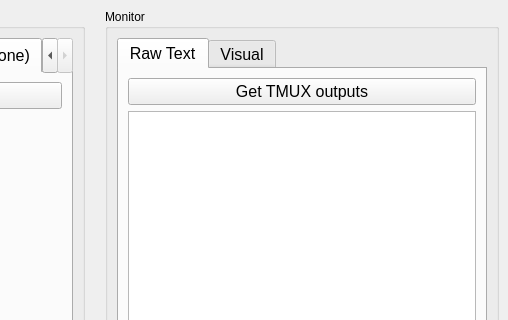
The window that UI/UI_Mainwindow.ui (garid3000/giguic) describes before a commit, drawn with Qt 5; both pictures show x 572 to 1080 and y 0 to 320 of the 1080 by 720 pixel window.
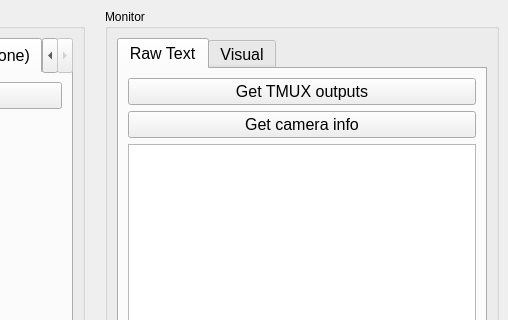
The same window after the commit. Icons and pictures are not drawn. Custom widgets are drawn as their Qt base class.

Commit message: Update for checking camera info

```diff
--- a/UI/UI_Mainwindow.ui
+++ b/UI/UI_Mainwindow.ui
@@ -806,6 +806,13 @@
               </property>
              </widget>
             </item>
+            <item>
+             <widget class="QPushButton" name="b_get_cam_info">
+              <property name="text">
+               <string>Get camera info</string>
+              </property>
+             </widget>
+            </item>
             <item>
              <widget class="QTextBrowser" name="text_output"/>
             </item>
```
The commit also changes 2 other files.
